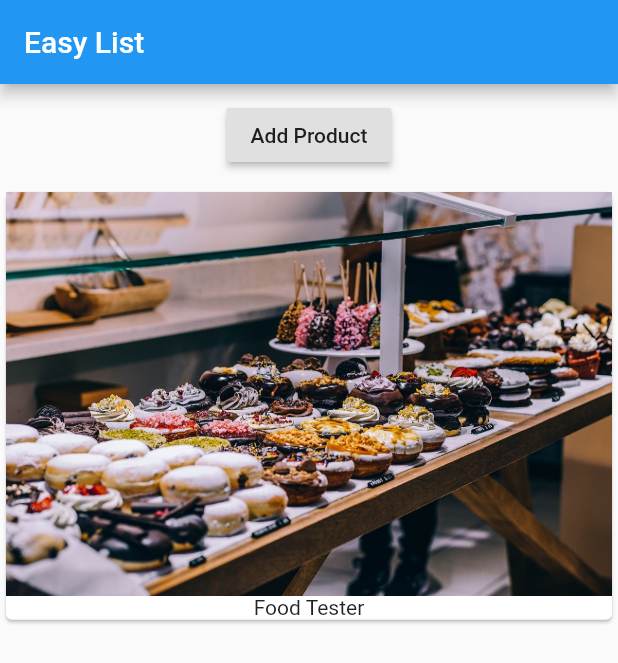
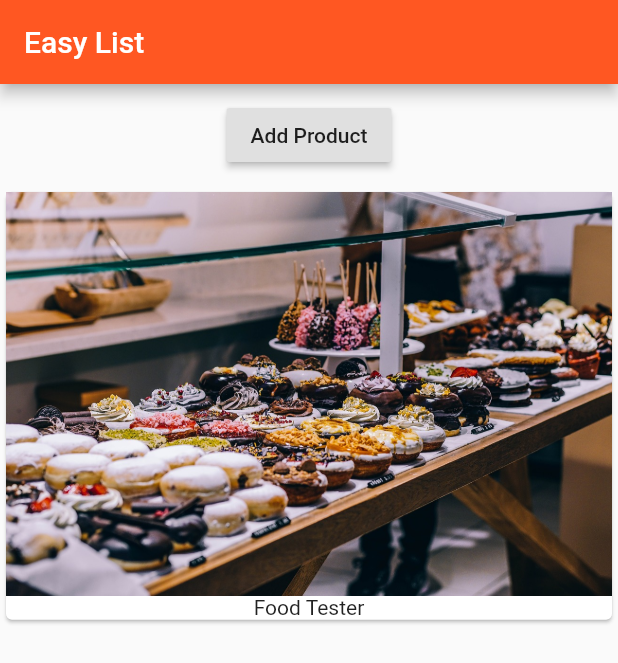
Before and after one commit to sadiqmmm/demo_flutter_app, a Flutter app: the screen it shows after launch, on a phone screen of 412 x 824 dp. Shown: the top 663 px of the screen. Run offline on Flutter 3.47's test engine with Material 2 defaults, Android fonts, the phone set to English and light mode, and no system bars.

Commit message:
Add theme

```diff
--- a/lib/main.dart
+++ b/lib/main.dart
@@ -7,6 +7,9 @@ class EasyList extends StatelessWidget {
   @override
   Widget build(BuildContext context) {
     return MaterialApp(
+      theme: ThemeData(
+        primarySwatch: Colors.deepOrange
+      ),
       home: Scaffold(
           appBar: AppBar(
             title: Text("Easy List"),
```
